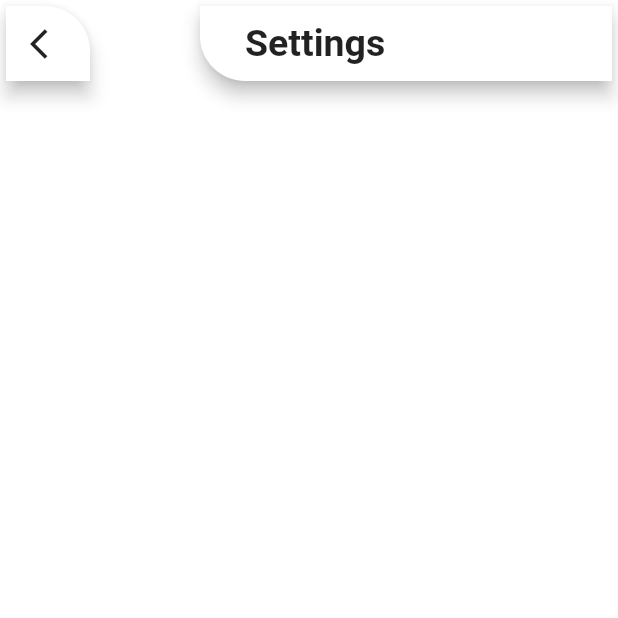
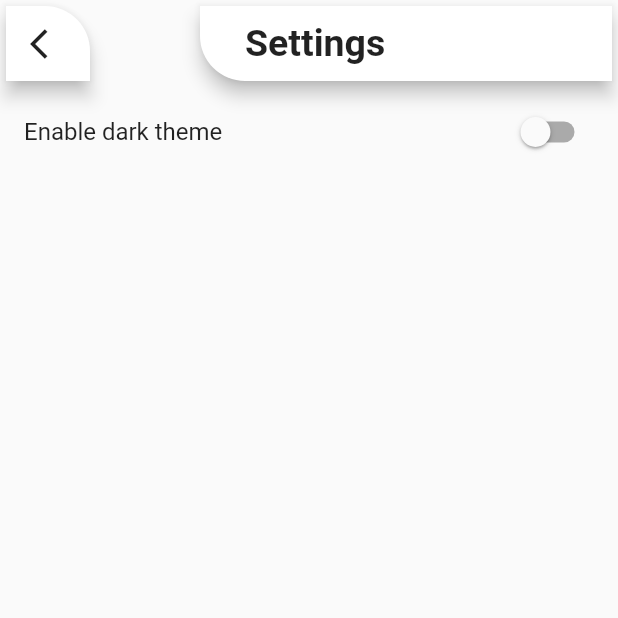
Before and after one commit to twoneis/when_should_i_go_to_bed, a Flutter app: the screen it shows after launch, after a tap on the "settings" icon, on a phone screen of 412 x 824 dp, the top half of it. Run offline on Flutter 3.47's test engine with Material 2 defaults, Android fonts, the phone set to English and light mode, and no system bars; our stand-ins replace datetime_picker_formfield, dynamic_theme, flutter_linkify, flutter_local_notifications; statements that could not run were skipped.

Commit message:
v9.1
Dark Theme and official introduction of "new design" from previous commit.

```diff
--- a/lib/main.dart
+++ b/lib/main.dart
@@ -1,11 +1,13 @@
+import 'package:flutter/material.dart';
+import 'package:intl/intl.dart';
+import 'package:flutter/rendering.dart';
+
 import 'package:datetime_picker_formfield/datetime_picker_formfield.dart';
-import 'package:flutter/material.dart';
-import 'package:flutter/rendering.dart';
-import 'package:intl/intl.dart';
 import 'package:flutter_linkify/flutter_linkify.dart';
 import 'package:url_launcher/url_launcher.dart';
+import 'package:dynamic_theme/dynamic_theme.dart';
+
 import 'package:when_should_i_go_to_bed/appBar.dart';
-
 import 'settings.dart';
 
 void main() => runApp(MyApp());
@@ -15,18 +17,23 @@ class MyApp extends StatelessWidget
   @override
   Widget build(BuildContext context)
   {
-    return MaterialApp
-    (
-      title: 'Flutter Demo',
-      theme: ThemeData
+     return new DynamicTheme
+     (
+      defaultBrightness: Brightness.light,
+      data: (brightness) => new ThemeData
       (
-        textSelectionColor: Colors.redAccent[100],
-        primaryColor: Colors.red[100],
-        primarySwatch: Colors.red,
-        brightness: Brightness.light,
-        scaffoldBackgroundColor: Colors.white,
+        primarySwatch: Colors.pink,
+        brightness: brightness,
       ),
-      home: MyHomePage(title: 'BedTime'),
+      themedWidgetBuilder: (context, theme)
+      {
+        return new MaterialApp
+        (
+          title: 'Flutter Demo',
+          theme: theme,
+          home: new MyHomePage(title: 'Flutter Demo Home Page'),
+        );
+      }
     );
   }
 }
--- a/lib/settings.dart
+++ b/lib/settings.dart
@@ -1,10 +1,14 @@
 import 'package:flutter/material.dart';
+
+import 'package:dynamic_theme/dynamic_theme.dart';
 import 'package:when_should_i_go_to_bed/appbar.dart';
 
 import 'main.dart';
 
 class Settings extends StatelessWidget
 {
+  bool _theme = false;
+
   @override
   Widget build(BuildContext context)
   {
@@ -19,6 +23,21 @@ class Settings extends StatelessWidget
           Navigator.push(context, MaterialPageRoute(builder: (context) => MyHomePage()));
         },
       ),
+      body: ListView
+      (
+        children: <Widget>
+        [
+          SwitchListTile
+          (
+            title: Text("Enable dark theme"),
+            value: Theme.of(context).brightness == Brightness.dark,
+            onChanged: (bool value)
+            {
+              DynamicTheme.of(context).setBrightness(Theme.of(context).brightness == Brightness.dark? Brightness.light: Brightness.dark);
+            },
+          ),
+        ],
+      )
     );
   }
 }
--- a/pubspec.yaml
+++ b/pubspec.yaml
@@ -23,6 +23,7 @@ dependencies:
   flutter_linkify: 1.0.3
   url_launcher: ^4.0.3
   flutter_local_notifications:
+  dynamic_theme:
 
   # The following adds the Cupertino Icons font to your application.
   # Use with the CupertinoIcons class for iOS style icons.
```
Also changed, not shown: pubspec.lock.
